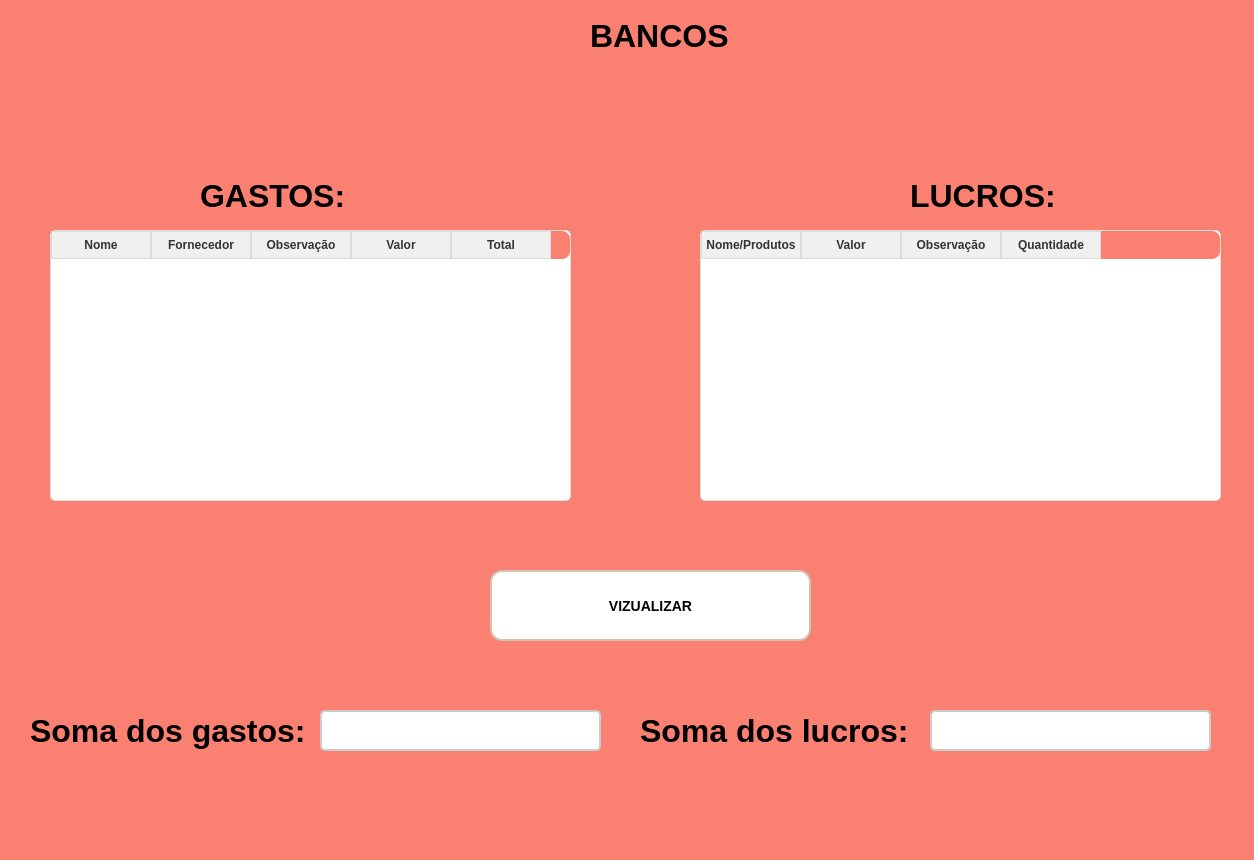
Qt form frm_Bancos.ui (ArielAraujo18/ErpSistema) before a commit.
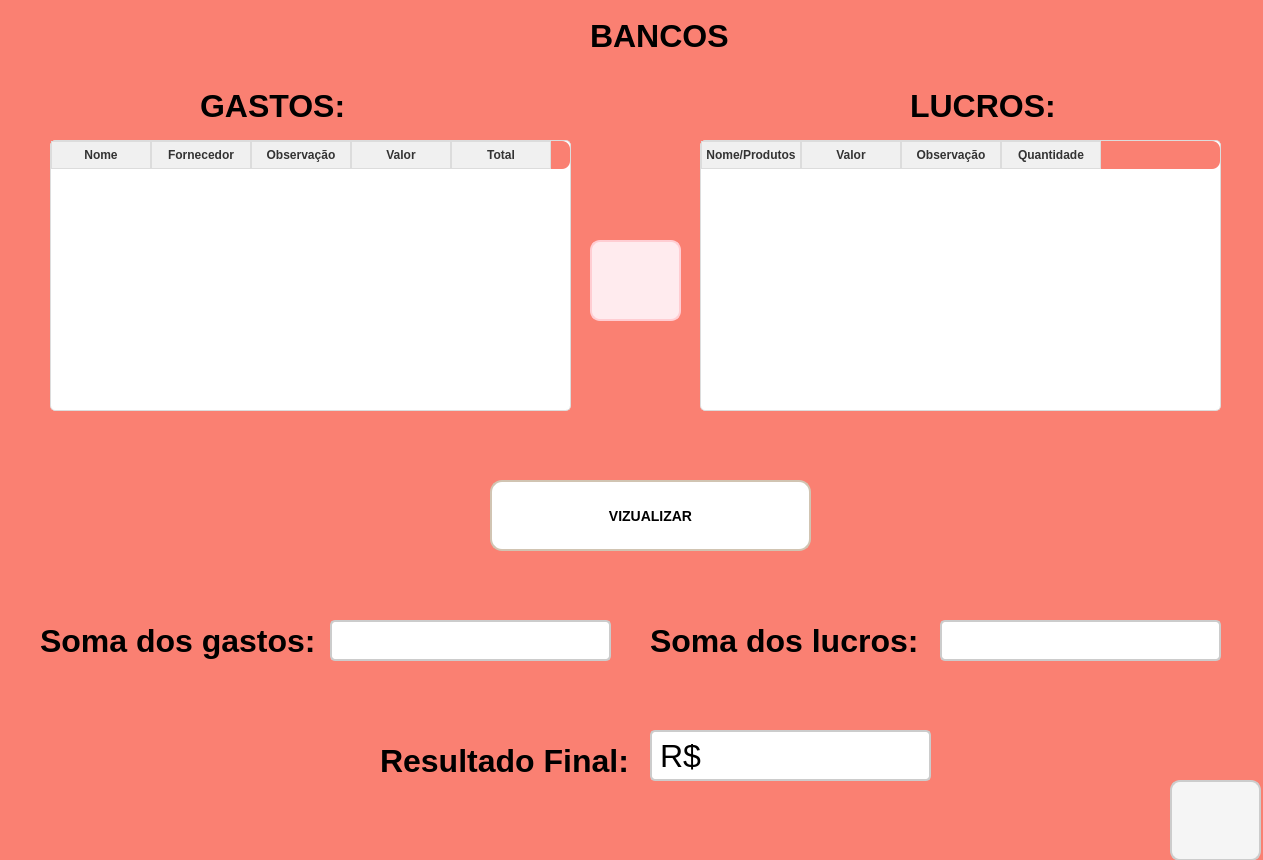
The same form after that commit. Icons and pictures are not drawn.

The edit to the form file:
```diff
--- a/frm_Bancos.ui
+++ b/frm_Bancos.ui
@@ -6,7 +6,7 @@
    <rect>
     <x>0</x>
     <y>0</y>
-    <width>1254</width>
+    <width>1263</width>
     <height>860</height>
    </rect>
   </property>
@@ -45,7 +45,7 @@
    <property name="geometry">
     <rect>
      <x>200</x>
-     <y>180</y>
+     <y>90</y>
      <width>151</width>
      <height>31</height>
     </rect>
@@ -67,7 +67,7 @@
    <property name="geometry">
     <rect>
      <x>910</x>
-     <y>180</y>
+     <y>90</y>
      <width>151</width>
      <height>31</height>
     </rect>
@@ -89,7 +89,7 @@
    <property name="geometry">
     <rect>
      <x>700</x>
-     <y>230</y>
+     <y>140</y>
      <width>521</width>
      <height>271</height>
     </rect>
@@ -200,7 +200,7 @@
    <property name="geometry">
     <rect>
      <x>490</x>
-     <y>570</y>
+     <y>480</y>
      <width>321</width>
      <height>71</height>
     </rect>
@@ -242,8 +242,8 @@
    </property>
    <property name="geometry">
     <rect>
-     <x>320</x>
-     <y>710</y>
+     <x>330</x>
+     <y>620</y>
      <width>281</width>
      <height>41</height>
     </rect>
@@ -269,8 +269,8 @@
   <widget class="QLabel" name="label_SomaGastos">
    <property name="geometry">
     <rect>
-     <x>30</x>
-     <y>710</y>
+     <x>40</x>
+     <y>620</y>
      <width>281</width>
      <height>41</height>
     </rect>
@@ -294,8 +294,8 @@
    </property>
    <property name="geometry">
     <rect>
-     <x>930</x>
-     <y>710</y>
+     <x>940</x>
+     <y>620</y>
      <width>281</width>
      <height>41</height>
     </rect>
@@ -321,8 +321,8 @@
   <widget class="QLabel" name="label_SomaLucros">
    <property name="geometry">
     <rect>
-     <x>640</x>
-     <y>710</y>
+     <x>650</x>
+     <y>620</y>
      <width>271</width>
      <height>41</height>
     </rect>
@@ -344,7 +344,7 @@
    <property name="geometry">
     <rect>
      <x>50</x>
-     <y>230</y>
+     <y>140</y>
      <width>521</width>
      <height>271</height>
     </rect>
@@ -456,6 +456,140 @@
     </property>
    </column>
   </widget>
+  <widget class="QLineEdit" name="txt_gastos_2">
+   <property name="enabled">
+    <bool>false</bool>
+   </property>
+   <property name="geometry">
+    <rect>
+     <x>650</x>
+     <y>730</y>
+     <width>281</width>
+     <height>51</height>
+    </rect>
+   </property>
+   <property name="styleSheet">
+    <string notr="true">QLineEdit {
+    border: 2px solid #cccccc; 
+    border-radius: 5px; 
+    padding: 6px; 
+    font-size: 32px; 
+    background-color: #ffffff;
+    transition: all 0.3s ease;
+	color: #000000;
+}
+
+QLineEdit:hover {
+    border: 2px solid #3f51b5; 
+    background-color: #f5f5f5; 
+}
+</string>
+   </property>
+   <property name="text">
+    <string>R$</string>
+   </property>
+  </widget>
+  <widget class="QLabel" name="label_SomaGastos_2">
+   <property name="geometry">
+    <rect>
+     <x>380</x>
+     <y>740</y>
+     <width>261</width>
+     <height>41</height>
+    </rect>
+   </property>
+   <property name="styleSheet">
+    <string notr="true">QLabel {
+    font-size: 32px;
+    color: #000000;
+    font-weight: bold;
+    text-shadow: 1px 1px 2px rgba(0, 0, 0, 0.4);
+}
+</string>
+   </property>
+   <property name="text">
+    <string>Resultado Final:</string>
+   </property>
+  </widget>
+  <widget class="QPushButton" name="btn_excluir">
+   <property name="geometry">
+    <rect>
+     <x>590</x>
+     <y>240</y>
+     <width>91</width>
+     <height>81</height>
+    </rect>
+   </property>
+   <property name="styleSheet">
+    <string notr="true">QPushButton {
+    background-color: #ffebee; 
+    border: 2px solid #ffcdd2;
+    border-radius: 10px;
+    color: #b71c1c; 
+    font-size: 14px;
+    font-weight: bold;
+    padding: 10px 16px;
+    background-image:url(:/icon_exclu/excluir.png);
+    background-repeat: no-repeat;
+    background-position: center;
+    padding-left: 40px;
+    transition: all 0.3s ease;
+}
+
+QPushButton:hover {
+    background-color: #ffcdd2;
+    border-color: #e57373;
+    color: #d32f2f; 
+}
+
+QPushButton:pressed {
+    background-color: #e57373;
+    border-color: #b71c1c;
+    padding-left: 44px;
+    padding-top: 2px;
+}</string>
+   </property>
+   <property name="text">
+    <string/>
+   </property>
+  </widget>
+  <widget class="QPushButton" name="btn_voltar">
+   <property name="geometry">
+    <rect>
+     <x>1170</x>
+     <y>780</y>
+     <width>91</width>
+     <height>81</height>
+    </rect>
+   </property>
+   <property name="styleSheet">
+    <string notr="true">QPushButton{
+    background-color: #f5f5f5; 
+    border: 2px solid #cccccc;
+    border-radius: 10px; 
+    padding: 10px; 
+    color: #333333; 
+    font-size: 14px; 
+	background-image:url(:/icon_volt/retornar.png);
+    background-repeat: no-repeat; 
+    background-position: center;
+	transition: all 0.3s ease;
+}
+QPushButton:hover{
+    background-color: #e0e0e0; 
+    border-color: #aaaaaa;
+	transform: scale(1.05); 
+}
+QPushButton:pressed{
+	background-color: #d6d6d6;
+	border-color: #888888;
+	transform: scale(0.95);
+}</string>
+   </property>
+   <property name="text">
+    <string/>
+   </property>
+  </widget>
  </widget>
  <resources/>
  <connections/>
```
Left out of the diff: 5 changed lines with no effect on the pictures.
